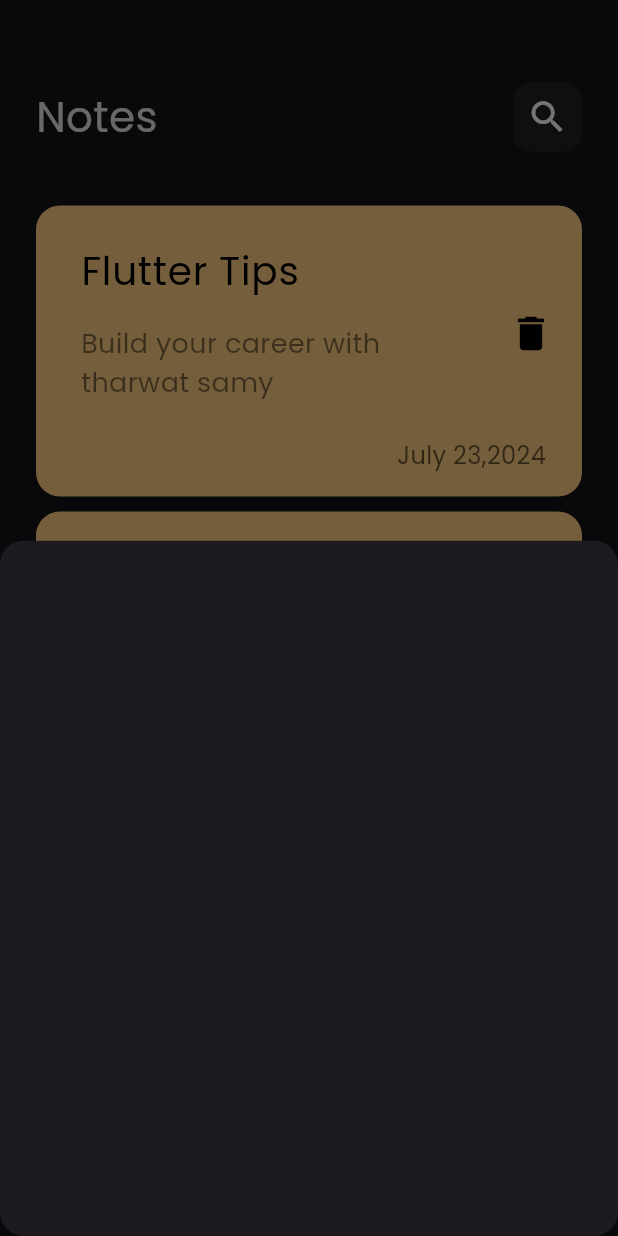
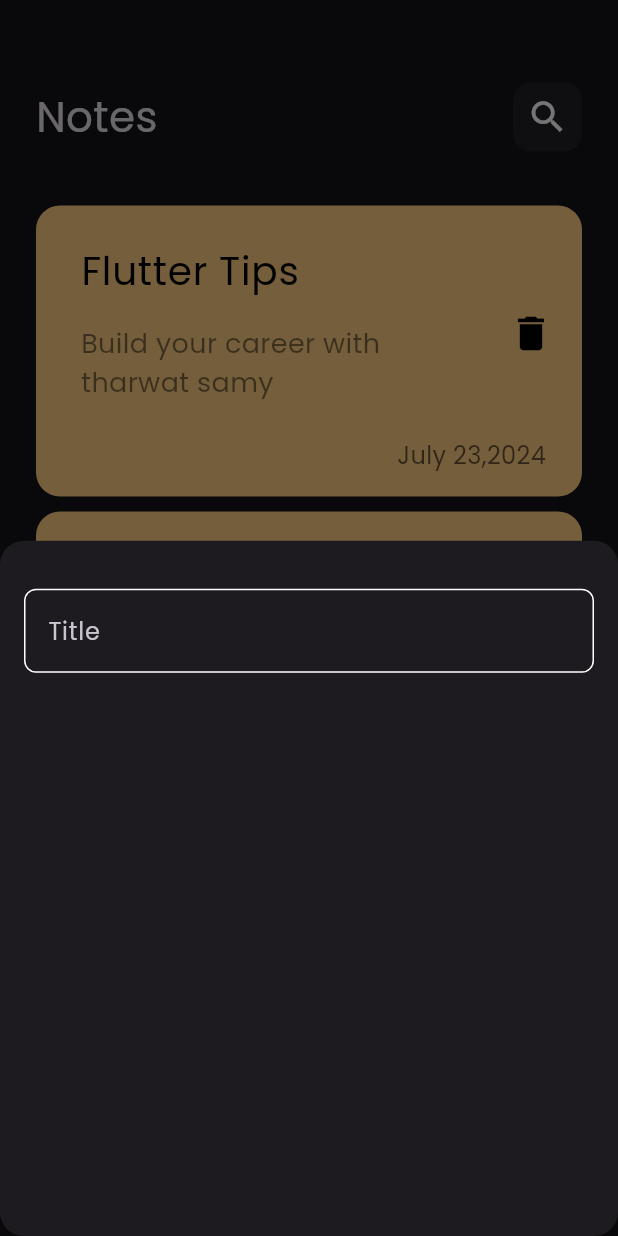
Before and after one commit to kareemsalah720/notes_app, a Flutter app: the screen it shows after launch, after a tap on the "add" icon, on a phone screen of 412 x 824 dp. Run offline on Flutter 3.47's test engine with Material 3 defaults, Android fonts, the phone set to English and light mode, and no system bars.

Commit message:
create CustomTextField

```diff
--- /dev/null
+++ b/lib/constants.dart
@@ -0,0 +1,3 @@
+import 'package:flutter/material.dart';
+
+const kprimaryColor =  Color(0xff62FcD7);
--- a/lib/views/notes_views.dart
+++ b/lib/views/notes_views.dart
@@ -1,4 +1,5 @@
 import 'package:flutter/material.dart';
+import 'package:notes/constants.dart';
 import 'package:notes/widgets/AddNote_Bottom_Sheet.dart';
 import 'package:notes/widgets/notes_app_body.dart';
 
@@ -9,7 +10,7 @@ class NotesViews extends StatelessWidget {
   Widget build(BuildContext context) {
     return Scaffold(
       floatingActionButton: FloatingActionButton(
-        backgroundColor: const Color.fromARGB(255, 61, 55, 55),
+        backgroundColor: kprimaryColor,
         onPressed: () {
           showModalBottomSheet(
             shape: RoundedRectangleBorder(
--- a/lib/widgets/AddNote_Bottom_Sheet.dart
+++ b/lib/widgets/AddNote_Bottom_Sheet.dart
@@ -1,10 +1,19 @@
 import 'package:flutter/material.dart';
+import 'package:notes/widgets/custom_text_field.dart';
 
 class AddNoteBottomSheet extends StatelessWidget {
   const AddNoteBottomSheet({super.key});
 
   @override
   Widget build(BuildContext context) {
-    return  Container();
+    return const Padding(
+      padding:  EdgeInsets.symmetric(horizontal: 16),
+      child: Column(
+        children: [
+          SizedBox(height: 32,),
+          CustomTextField(),
+        ],
+      ),
+    );
   }
 }
--- /dev/null
+++ b/lib/widgets/custom_text_field.dart
@@ -0,0 +1,28 @@
+import 'package:flutter/material.dart';
+import 'package:notes/constants.dart';
+
+class CustomTextField extends StatelessWidget {
+  const CustomTextField({super.key});
+
+  @override
+  Widget build(BuildContext context) {
+    return TextField(
+      cursorColor: kprimaryColor,
+      decoration: InputDecoration(
+        hintText: 'Title',
+        border: buildBorder(),
+        enabledBorder: buildBorder(),
+        focusedBorder: buildBorder(kprimaryColor),
+      ),
+    );
+  }
+
+  OutlineInputBorder buildBorder([color]) {
+    return OutlineInputBorder(
+        borderRadius: BorderRadius.circular(8),
+        borderSide: BorderSide(
+          color:color??  Colors.white,
+        )
+      );
+  }
+}
```
